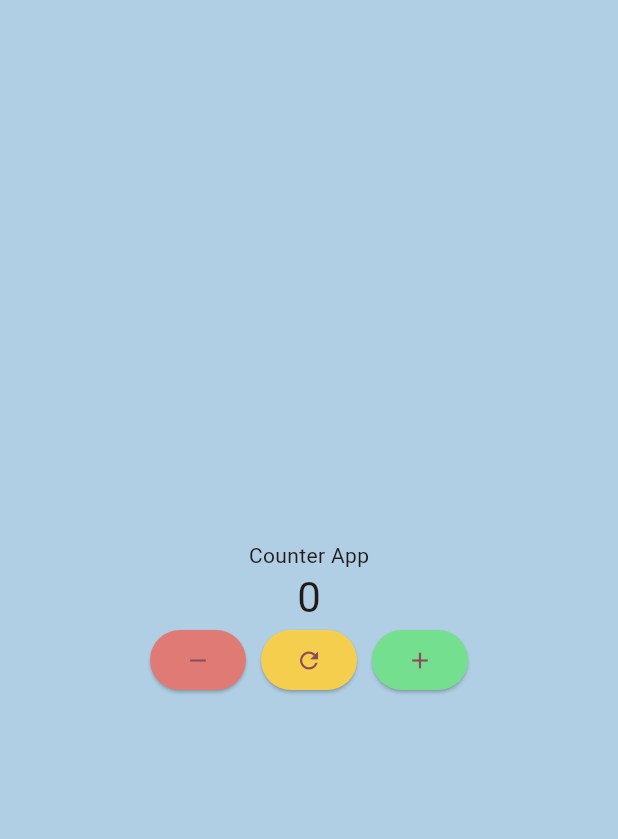
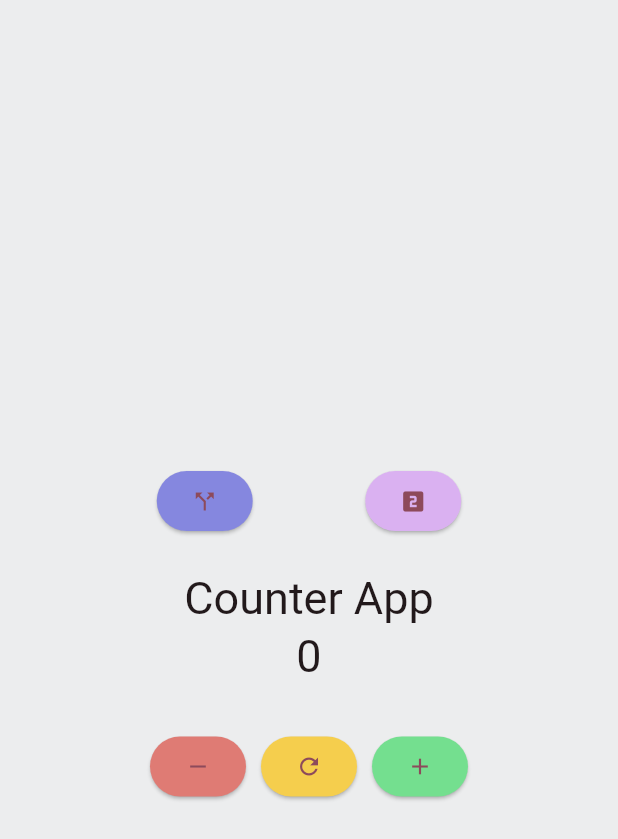
Before and after one commit to Kedirbiruh/flutter_application_1, a Flutter app: the screen it shows after launch, on a phone screen of 412 x 824 dp. Shown: the top 839 px of the screen. Run offline on Flutter 3.47's test engine with Material 3 defaults, Android fonts, the phone set to English and light mode, and no system bars.

```diff
--- a/flutter_application_1/lib/main.dart
+++ b/flutter_application_1/lib/main.dart
@@ -1,3 +1,5 @@
+import 'dart:math';
+
 import 'package:flutter/material.dart';
 
 void main() {
@@ -16,7 +18,7 @@ class MyApp extends StatelessWidget {
         colorScheme: ColorScheme.fromSeed(
           seedColor: const Color.fromARGB(255, 19, 18, 18),
         ),
-        scaffoldBackgroundColor: const Color.fromARGB(255, 177, 207, 228),
+        scaffoldBackgroundColor: const Color.fromARGB(255, 236, 237, 238),
       ),
       home: const MyHomePage(title: 'Counter App'),
     );
@@ -33,6 +35,20 @@ class MyHomePage extends StatefulWidget {
 
 class _MyHomePageState extends State<MyHomePage> {
   int _counter = 0;
+
+  void _divideCounter() {
+    setState(() {
+      _counter = (_counter / 2).ceil(); // aufrunden
+      // _counter = (_counter/2).floor(); // abrunden
+      // _counter = (_counter/2).round(); // ab .5 aufrunden, sonst abrunden
+    });
+  }
+
+  void _doubleCounter() {
+    setState(() {
+      _counter = _counter * 2;
+    });
+  }
 
   void _decrementCounter() {
     setState(() {
@@ -62,15 +78,52 @@ class _MyHomePageState extends State<MyHomePage> {
           mainAxisAlignment: MainAxisAlignment.center,
 
           children: <Widget>[
-            const Text(
+            Row(
+              mainAxisSize: MainAxisSize.min,
+              children: [
+                // ElevatedButton(onPressed: _decrementCounter, child: Text("-")),
+                ElevatedButton(
+                  onPressed: _divideCounter,
+                  style: ElevatedButton.styleFrom(
+                    backgroundColor: const Color.fromARGB(255, 133, 135, 223),
+                    padding: const EdgeInsets.all(5),
+                    textStyle: const TextStyle(fontSize: 20),
+                  ),
+                  child: const Icon(Icons.call_split),
+                ),
+
+                SizedBox(width: 75),
+
+                ElevatedButton(
+                  onPressed: _doubleCounter,
+                  style: ElevatedButton.styleFrom(
+                    backgroundColor: const Color.fromARGB(255, 218, 177, 241),
+                    padding: const EdgeInsets.all(5),
+                    textStyle: const TextStyle(fontSize: 20),
+                  ),
+                  child: const Icon(Icons.looks_two),
+                ),
+
+                SizedBox(height: 90),
+              ],
+            ),
+
+            Text(
               'Counter App',
-              // style: TextStyle(color: Colors.white),
+              style: Theme.of(
+                context,
+              ).textTheme.headlineMedium?.copyWith(fontSize: 30),
             ),
             Text(
               '$_counter',
-              style: Theme.of(context).textTheme.headlineMedium,
-              // aus material Theme kriegt er style textTheme --headlineMedium
+              // style: Theme.of(context).textTheme.headlineMedium,
+              style: Theme.of(
+                context,
+              ).textTheme.headlineMedium?.copyWith(fontSize: 30),
             ),
+
+            // aus material Theme kriegt er style textTheme --headlineMedium
+            SizedBox(height: 30),
 
             Row(
               mainAxisSize: MainAxisSize.min,
```
